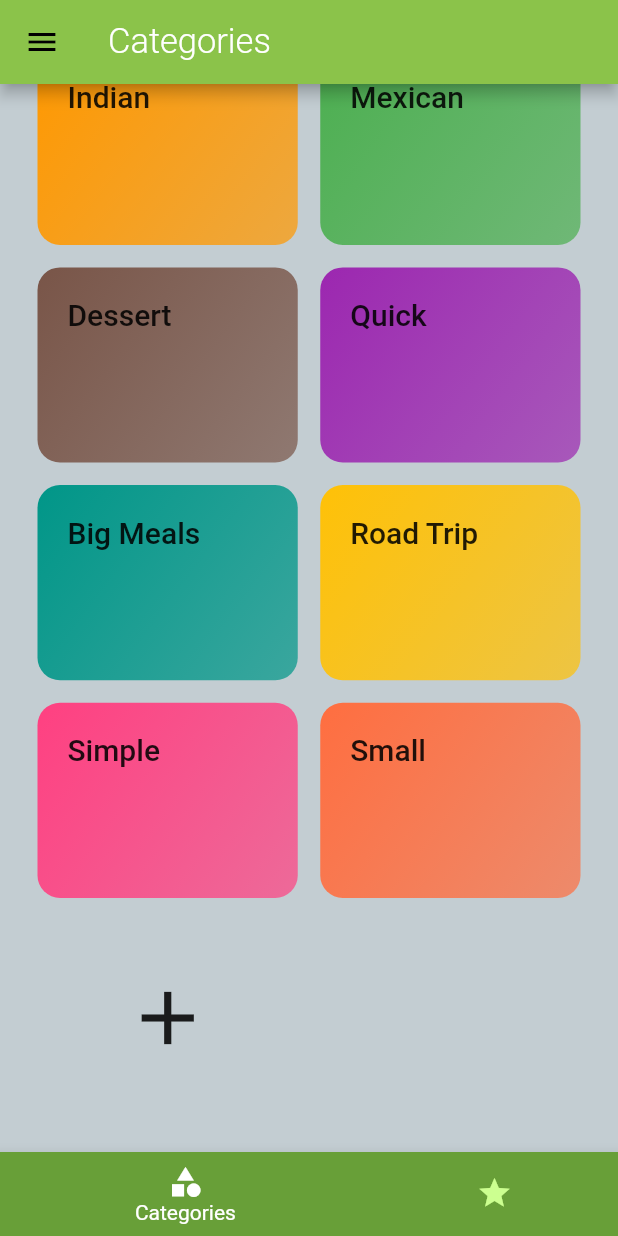
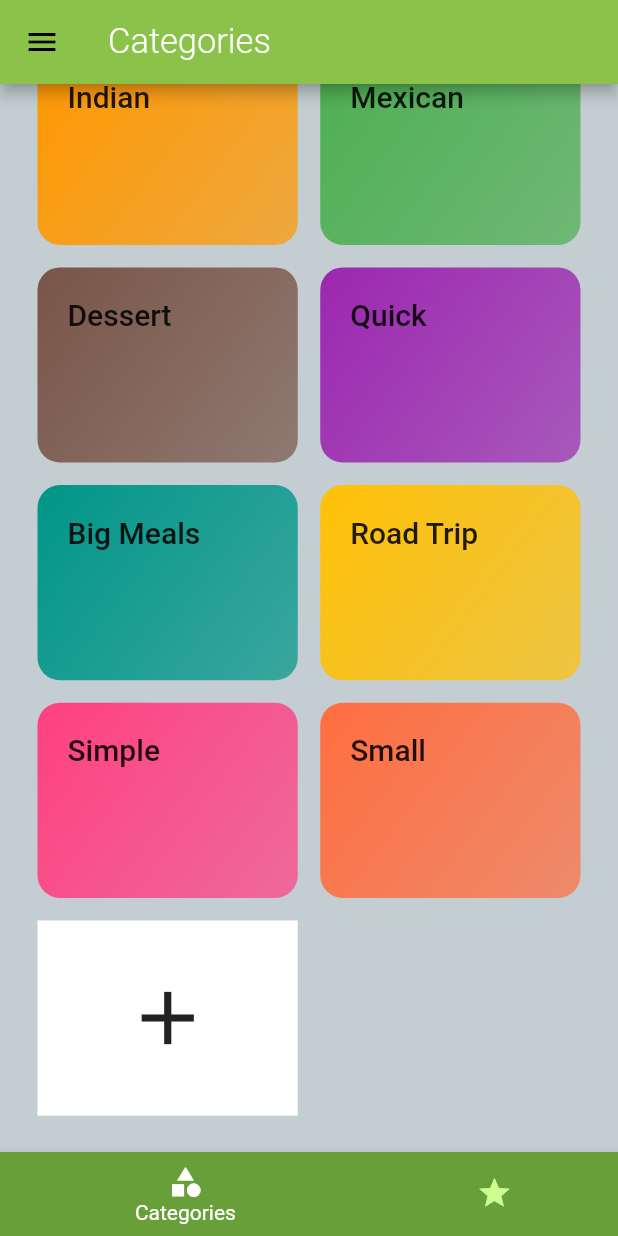
Before and after one commit to shimonster/Meals-App, a Flutter app: the screen it shows after launch, scrolled down 193 dp, on a phone screen of 412 x 824 dp. Run offline on Flutter 3.47's test engine with Material 2 defaults, Android fonts, the phone set to English and light mode, and no system bars; Roboto replaces fonts that are missing (Raleway, RobotoCondensed).

```diff
--- a/lib/dummy_data.dart
+++ b/lib/dummy_data.dart
@@ -3,7 +3,7 @@ import 'package:flutter/material.dart';
 import './models/category.dart';
 import './models/meal.dart';
 
-const DUMMY_CATEGORIES = [
+var dummyCategories = [
   Category(
     id: 'c1',
     title: 'Italian',
@@ -57,7 +57,7 @@ const DUMMY_CATEGORIES = [
 ];
 
 
-const DUMMY_RECIPES = [
+var dummyRecipes = [
   Meal(
     id: 'm1',
     name: 'Fried Rice',
--- a/lib/main.dart
+++ b/lib/main.dart
@@ -6,12 +6,11 @@ import './screens/meal_details_screen.dart';
 import './screens/tabs_screen.dart';
 import './dummy_data.dart';
 import './models/meal.dart';
+import './models/category.dart';
 
 void main() => runApp(MyApp());
 
 class MyApp extends StatefulWidget {
-  static var allMeals = DUMMY_RECIPES;
-  static var allCategories = DUMMY_CATEGORIES;
 
   @override
   _MyAppState createState() => _MyAppState();
@@ -23,6 +22,9 @@ enum filterElement {
   lactoseFree,
 }
 class _MyAppState extends State<MyApp> {
+  List<Meal> filteredMeals;
+  var allMeals = dummyRecipes;
+  var allCategories = dummyCategories;
 
   Map<filterElement, bool> _filters = {
     filterElement.glutenFree: false,
@@ -31,14 +33,19 @@ class _MyAppState extends State<MyApp> {
     filterElement.lactoseFree: false
   };
 
-  List<Meal> filteredMeals = MyApp.allMeals;
+  @override
+  void initState() {
+    filteredMeals = allMeals;
+    super.initState();
+  }
+
   List<Meal> favoriteMeals = [];
 
   void _addFilters (Map<filterElement, bool> currentFilters, BuildContext ctx) {
     setState(() {
       _filters = currentFilters;
 
-      filteredMeals = MyApp.allMeals.where((meal) {
+      filteredMeals = allMeals.where((meal) {
         if (_filters[filterElement.glutenFree] && !meal.isGlutenFree) {
           return false;
         } else if (_filters[filterElement.vegan] && !meal.isVegan) {
@@ -68,7 +75,7 @@ class _MyAppState extends State<MyApp> {
       });
     } else {
       setState(() {
-        favoriteMeals.add(MyApp.allMeals.firstWhere((meal) {
+        favoriteMeals.add(allMeals.firstWhere((meal) {
           return meal.id == id;
         }));
       });
@@ -77,6 +84,17 @@ class _MyAppState extends State<MyApp> {
 
   bool _isMealFavorite (String id) {
     return favoriteMeals.any((meal) => meal.id == id);
+  }
+
+  void addCategory(String titleInput, Color selectedColor, bool isAddingCategory, ) {
+    setState(() {
+      isAddingCategory = false;
+      allCategories.add(Category(
+          id: '$titleInput${DateTime.now()}',
+          title: titleInput,
+          color: selectedColor));
+    });
+    print(allCategories);
   }
 
   @override
@@ -122,13 +140,13 @@ class _MyAppState extends State<MyApp> {
       ),
 //      home: CategoriesScreen(),
       routes: {
-        '/': (ctx) => TabsScreen(favoriteMeals),
+        '/': (ctx) => TabsScreen(favoriteMeals, addCategory, allCategories),
         MealsScreen.screenRoute: (ctx) => MealsScreen(filteredMeals),
-        MealDetailsScreen.screenRoute: (ctx) => MealDetailsScreen(_switchFaveStatus, _isMealFavorite),
+        MealDetailsScreen.screenRoute: (ctx) => MealDetailsScreen(_switchFaveStatus, _isMealFavorite, allMeals),
         FiltersScreen.screenRoute: (ctx) => FiltersScreen(_addFilters, _filters),
       },
       onUnknownRoute: (settings) {
-        return MaterialPageRoute(builder: (ctx) => TabsScreen(favoriteMeals));
+        return MaterialPageRoute(builder: (ctx) => TabsScreen(favoriteMeals, addCategory, allCategories));
       },
     );
   }
--- a/lib/screens/categories_screen.dart
+++ b/lib/screens/categories_screen.dart
@@ -6,16 +6,21 @@ import '../main.dart';
 import '../widgets/add_category_display.dart';
 
 class CategoriesScreen extends StatelessWidget {
+  final Function addCategory;
+  final List<Category> allCategories;
+
+  CategoriesScreen(this.addCategory, this.allCategories);
+
   @override
   Widget build(BuildContext context) {
     return Container(
       child: GridView(
         padding: EdgeInsets.all(25),
         children: <Widget>[
-          ...MyApp.allCategories.map((Category catInfo) {
+          ...allCategories.map((Category catInfo) {
             return CategoryDisplay(catInfo.title, catInfo.color, catInfo.id);
           }).toList(),
-          AddCategoryDisplay(),
+          AddCategoryDisplay(addCategory),
         ],
         gridDelegate: SliverGridDelegateWithMaxCrossAxisExtent(
         maxCrossAxisExtent: 200,
--- a/lib/screens/meals_screen.dart
+++ b/lib/screens/meals_screen.dart
@@ -31,12 +31,6 @@ class _MealsScreenState extends State<MealsScreen> {
     super.didChangeDependencies();
   }
 
-  void _removeMeal(String id) {
-    setState(() {
-      categoryMeals.removeWhere((meal) => meal.id == id);
-    });
-  }
-
   @override
   Widget build(BuildContext context) {
     return Scaffold(
--- a/lib/screens/tabs_screen.dart
+++ b/lib/screens/tabs_screen.dart
@@ -3,12 +3,15 @@ import 'package:flutter/material.dart';
 import '../widgets/drawer_display.dart';
 import './favorites_screen.dart';
 import './categories_screen.dart';
+import '../models/category.dart';
 import '../models/meal.dart';
 
 class TabsScreen extends StatefulWidget {
   final List<Meal> favoriteMeals;
+  final Function addCategory;
+  final List<Category> allCategories;
 
-  TabsScreen(this.favoriteMeals);
+  TabsScreen(this.favoriteMeals, this.addCategory, this.allCategories);
 
   @override
   _TabsScreenState createState() => _TabsScreenState();
@@ -22,7 +25,7 @@ class _TabsScreenState extends State<TabsScreen> {
   void initState() {
     _pages = [
       {
-      'screen': CategoriesScreen(),
+      'screen': CategoriesScreen(widget.addCategory, widget.allCategories),
       'title': 'Categories',
     },
       {
--- a/lib/widgets/add_category_display.dart
+++ b/lib/widgets/add_category_display.dart
@@ -5,6 +5,10 @@ import './color_selector_display.dart';
 import '../main.dart';
 
 class AddCategoryDisplay extends StatefulWidget {
+  final Function addCategory;
+
+  AddCategoryDisplay(this.addCategory);
+
   @override
   _AddCategoryDisplayState createState() => _AddCategoryDisplayState();
 }
@@ -60,27 +64,19 @@ class _AddCategoryDisplayState extends State<AddCategoryDisplay> {
   ];
 
   void selectColor(index) {
+    setState(() {
       var selectedColorIndex =
       possibleColors.indexWhere((color) => color['selected'] == true);
       if (selectedColorIndex >= 0) {
         possibleColors[selectedColorIndex]['selected'] = false;
       }
       possibleColors[index]['selected'] = true;
+    });
   }
 
   void startCategoryDisplay(BuildContext ctx) {
     setState(() {
       isAddingCategory = true;
-    });
-  }
-
-  void addCategory(String titleInput, Color selectedColor) {
-    setState(() {
-      isAddingCategory = false;
-      MyApp.allCategories.add(Category(
-          id: '$titleInput${DateTime.now()}',
-          title: titleInput,
-          color: selectedColor));
     });
   }
 
@@ -93,8 +89,10 @@ class _AddCategoryDisplayState extends State<AddCategoryDisplay> {
       splashColor: Theme.of(context).primaryColor,
       borderRadius: BorderRadius.all(Radius.circular(15)),
       child: Container(
+        color: Colors.white,
         child: isAddingCategory
-            ? Column(
+            ? SingleChildScrollView(
+              child: Column(
                   children: <Widget>[
                     TextField(
                       decoration: InputDecoration(
@@ -108,13 +106,15 @@ class _AddCategoryDisplayState extends State<AddCategoryDisplay> {
                         'Add',
                         style: Theme.of(context).textTheme.title,
                       ),
-                    onPressed: () => addCategory(
+                      onPressed: () => widget.addCategory(
                         categoryNameController.text,
                         possibleColors.firstWhere(
                             (color) => color['selected'] == true)['color'],
+                        isAddingCategory
                       ),
                     ),
                   ],
+                ),
             )
             : Icon(
                 Icons.add,
```
Also changed, not shown: lib/screens/meal_details_screen.dart (+4 -3 lines), lib/widgets/color_selector_display.dart (+13 -8 lines). Lines whose indentation alone changed are shown as unchanged.
